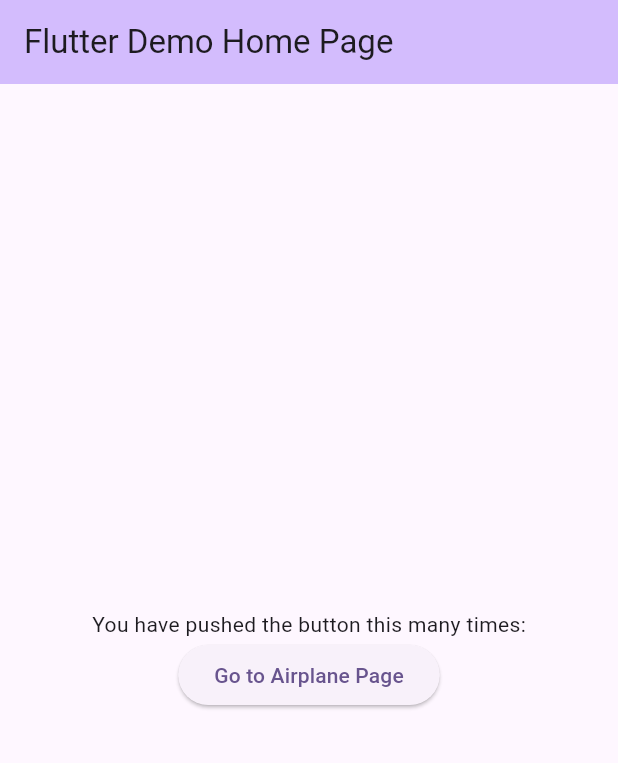
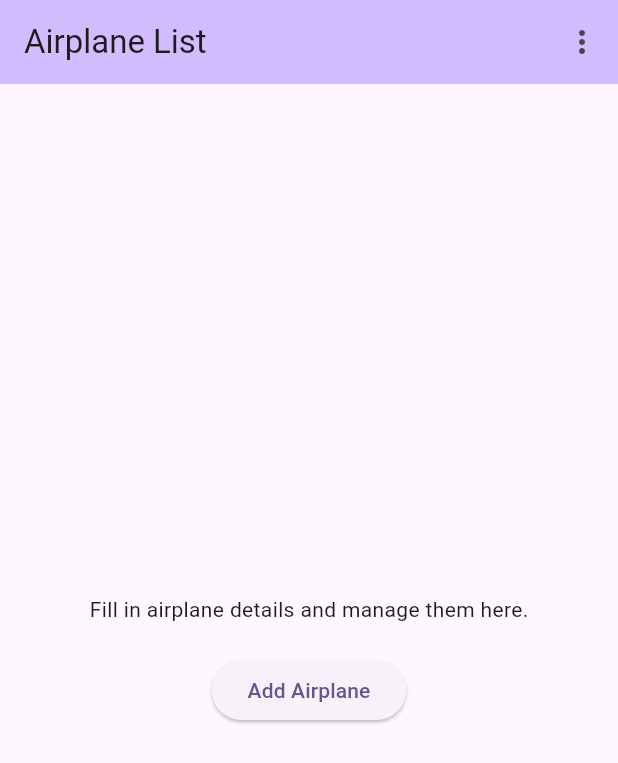
Before and after one commit to JinmingShi1/cst2335_final_project, a Flutter app: the screen it shows after launch, on a phone screen of 412 x 824 dp. Shown: the top 763 px of the screen. Run offline on Flutter 3.47's test engine with Material 3 defaults, Android fonts, the phone set to English and light mode, and no system bars; our stand-ins replace floor, flutter_secure_storage, sqflite; accounts and stored records are empty; generated files the repository leaves out were written again.

Commit message:
add i18n & flutter doc

```diff
--- /dev/null
+++ b/assets/translations/en.json
@@ -0,0 +1,9 @@
+{
+  "title": "Airplane List",
+  "addAirplane": "Add Airplane",
+  "update": "Update",
+  "delete": "Delete",
+  "helpText": "Fill in airplane details and manage them here.",
+  "airplaneListTitle": "Airplane List",
+  "howToUseContent": "Fill in the airplane details below.\nTap 'Add Airplane' to create a new entry.\nTap a list item to edit it.\nPress 'Update' to save changes, or 'Delete' to remove it.\nData is stored securely and remembered next time you open the app."
+}
--- /dev/null
+++ b/lib/localization/AppLocalizations.dart
@@ -0,0 +1,54 @@
+
+import 'dart:convert';
+import 'dart:ui';
+import 'package:flutter/material.dart';
+import 'package:flutter/services.dart';
+
+class AppLocalizations {
+  AppLocalizations(this.locale){
+    _localizedStrings = <String, String>{ };
+  }
+
+  static AppLocalizations? of(BuildContext context) {
+    return Localizations.of<AppLocalizations>(context, AppLocalizations);
+  }
+
+  static const LocalizationsDelegate<AppLocalizations> delegate =
+  _AppLocalizationsDelegate();
+
+  final Locale locale;
+  late Map<String, String> _localizedStrings;
+
+  Future<void> load() async {
+    String jsonString = await rootBundle.loadString('assets/translations/${locale.languageCode}.json');
+    Map<String, dynamic> jsonMap = json.decode(jsonString);
+
+    _localizedStrings = jsonMap.map((key, value) {
+      return MapEntry(key, value.toString());
+    });
+  }
+
+  String? translate(String key) {
+    return _localizedStrings[key];
+  }
+}
+
+
+class _AppLocalizationsDelegate extends LocalizationsDelegate<AppLocalizations> {
+  const _AppLocalizationsDelegate();
+
+  @override
+  bool isSupported(Locale locale) {
+    return true;
+  }
+
+  @override
+  Future<AppLocalizations> load(Locale locale) async {
+    AppLocalizations localizations = AppLocalizations(locale);
+    await localizations.load();
+    return localizations;
+  }
+
+  @override
+  bool shouldReload(_AppLocalizationsDelegate old) => false;
+}
--- a/lib/main.dart
+++ b/lib/main.dart
@@ -1,115 +1,108 @@
 import 'package:flutter/material.dart';
+import 'package:flutter_localizations/flutter_localizations.dart';
 
 import './pages/airplane_list_page.dart';
+import 'localization/AppLocalizations.dart';
 
 void main() {
   runApp(const MyApp());
 }
 
-class MyApp extends StatelessWidget {
+class MyApp extends StatefulWidget {
   const MyApp({super.key});
 
-  // This widget is the root of your application.
+  static void setLocale(BuildContext context, Locale newLocale) {
+    final _MyAppState? state = context.findAncestorStateOfType<_MyAppState>();
+    state?.changeLanguage(newLocale);
+  }
+
+  @override
+  State<StatefulWidget> createState() {
+    return _MyAppState();
+  }
+}
+
+class _MyAppState extends State<MyApp> {
+  Locale _locale = const Locale('en');
+
+  void changeLanguage(Locale newLocale) {
+    setState(() {
+      _locale = newLocale;
+    });
+  }
+
   @override
   Widget build(BuildContext context) {
     return MaterialApp(
-      title: 'Flutter Demo',
+      locale: _locale,
+      debugShowCheckedModeBanner: false,
+      supportedLocales: const [
+        Locale('en', 'US'),
+        Locale('zh', 'CN'),
+      ],
+      localizationsDelegates: const [
+        AppLocalizations.delegate,
+        GlobalMaterialLocalizations.delegate,
+        GlobalWidgetsLocalizations.delegate,
+        GlobalCupertinoLocalizations.delegate,
+      ],
+      home: const MyHomePage(),
       theme: ThemeData(
-        // This is the theme of your application.
-        //
-        // TRY THIS: Try running your application with "flutter run". You'll see
-        // the application has a purple toolbar. Then, without quitting the app,
-        // try changing the seedColor in the colorScheme below to Colors.green
-        // and then invoke "hot reload" (save your changes or press the "hot
-        // reload" button in a Flutter-supported IDE, or press "r" if you used
-        // the command line to start the app).
-        //
-        // Notice that the counter didn't reset back to zero; the application
-        // state is not lost during the reload. To reset the state, use hot
-        // restart instead.
-        //
-        // This works for code too, not just values: Most code changes can be
-        // tested with just a hot reload.
         colorScheme: ColorScheme.fromSeed(seedColor: Colors.deepPurple),
       ),
       routes: {
-        '/': (context) => const MyHomePage(title: 'Flutter Demo Home Page',),
+        // '/': (context) => const MyHomePage(),
         '/airplanes': (context) => const AirplaneListPage(),
       },
     );
   }
 }
 
-class MyHomePage extends StatefulWidget {
-  const MyHomePage({super.key, required this.title});
 
-  // This widget is the home page of your application. It is stateful, meaning
-  // that it has a State object (defined below) that contains fields that affect
-  // how it looks.
-
-  // This class is the configuration for the state. It holds the values (in this
-  // case the title) provided by the parent (in this case the App widget) and
-  // used by the build method of the State. Fields in a Widget subclass are
-  // always marked "final".
-
-  final String title;
-
-  @override
-  State<MyHomePage> createState() => _MyHomePageState();
-}
-
-class _MyHomePageState extends State<MyHomePage> {
-
-
-
+class MyHomePage extends StatelessWidget {
+  const MyHomePage({super.key});
 
   @override
   Widget build(BuildContext context) {
-    // This method is rerun every time setState is called, for instance as done
-    // by the _incrementCounter method above.
-    //
-    // The Flutter framework has been optimized to make rerunning build methods
-    // fast, so that you can just rebuild anything that needs updating rather
-    // than having to individually change instances of widgets.
+    final t = AppLocalizations.of(context)!;
+
     return Scaffold(
       appBar: AppBar(
-        // TRY THIS: Try changing the color here to a specific color (to
-        // Colors.amber, perhaps?) and trigger a hot reload to see the AppBar
-        // change color while the other colors stay the same.
         backgroundColor: Theme.of(context).colorScheme.inversePrimary,
-        // Here we take the value from the MyHomePage object that was created by
-        // the App.build method, and use it to set our appbar title.
-        title: Text(widget.title),
+        title: Text(t.translate('title') ?? ''),
+        actions: [
+          PopupMenuButton<String>(
+            onSelected: (lang) {
+              Locale newLocale;
+              if (lang == 'en') {
+                newLocale = const Locale('en');
+              } else {
+                newLocale = const Locale('zh', 'cn');
+              }
+              MyApp.setLocale(context, newLocale);
+            },
+            itemBuilder: (context) => const [
+              PopupMenuItem(value: 'en', child: Text("English (US)")),
+              PopupMenuItem(value: 'zh', child: Text("中文 (简体)")),
+            ],
+          )
+        ],
       ),
       body: Center(
-        // Center is a layout widget. It takes a single child and positions it
-        // in the middle of the parent.
         child: Column(
-          // Column is also a layout widget. It takes a list of children and
-          // arranges them vertically. By default, it sizes itself to fit its
-          // children horizontally, and tries to be as tall as its parent.
-          //
-          // Column has various properties to control how it sizes itself and
-          // how it positions its children. Here we use mainAxisAlignment to
-          // center the children vertically; the main axis here is the vertical
-          // axis because Columns are vertical (the cross axis would be
-          // horizontal).
-          //
-          // TRY THIS: Invoke "debug painting" (choose the "Toggle Debug Paint"
-          // action in the IDE, or press "p" in the console), to see the
-          // wireframe for each widget.
           mainAxisAlignment: MainAxisAlignment.center,
           children: <Widget>[
-            const Text('You have pushed the button this many times:'),
+            Text(t.translate('helpText') ?? ''),
+            const SizedBox(height: 20),
             ElevatedButton(
               onPressed: () {
                 Navigator.pushNamed(context, '/airplanes');
               },
-              child: const Text("Go to Airplane Page"),
+              child: Text(t.translate("addAirplane") ?? ''),
             ),
           ],
         ),
-      ), // This trailing comma makes auto-formatting nicer for build methods.
+      ),
     );
   }
 }
```
Also changed, not shown: assets/translations/zh.json (added, +9 -0 lines), lib/pages/airplane_list_page.dart (+5 -8 lines), pubspec.yaml (+6 -3 lines), pubspec.lock.
